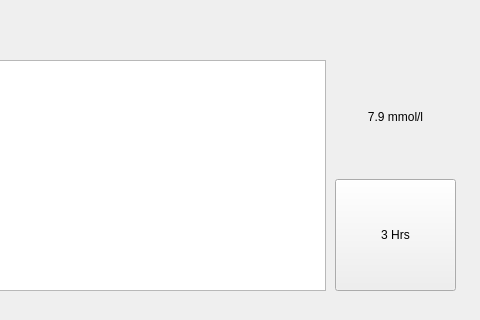
Old version of the form InsulinPumpSim/mainwindow.ui in the repository Somto-O/Insulin_Pump_Sim; both pictures show x 325 to 805 and y 0 to 320 of the 1029 by 464 pixel window.
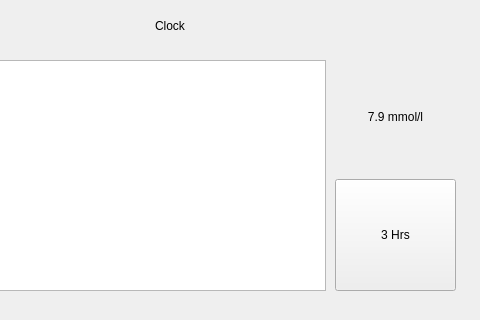
New version of the form. The open tabs and pages were chosen to show the change. Icons and pictures are not drawn.

Commit message: Added a clock and some logging features

Diff of the .ui file:
```diff
--- a/InsulinPumpSim/mainwindow.ui
+++ b/InsulinPumpSim/mainwindow.ui
@@ -303,6 +303,22 @@
        <number>100</number>
       </property>
      </widget>
+     <widget class="QLabel" name="clockLabel2">
+      <property name="geometry">
+       <rect>
+        <x>480</x>
+        <y>10</y>
+        <width>171</width>
+        <height>31</height>
+       </rect>
+      </property>
+      <property name="text">
+       <string>Clock</string>
+      </property>
+      <property name="textFormat">
+       <enum>Qt::MarkdownText</enum>
+      </property>
+     </widget>
     </widget>
     <widget class="QWidget" name="optionsPage">
      <widget class="QLabel" name="h1">
```
Left out of the diff: 18 changed lines with no effect on the pictures. The commit also changes 21 other files.
